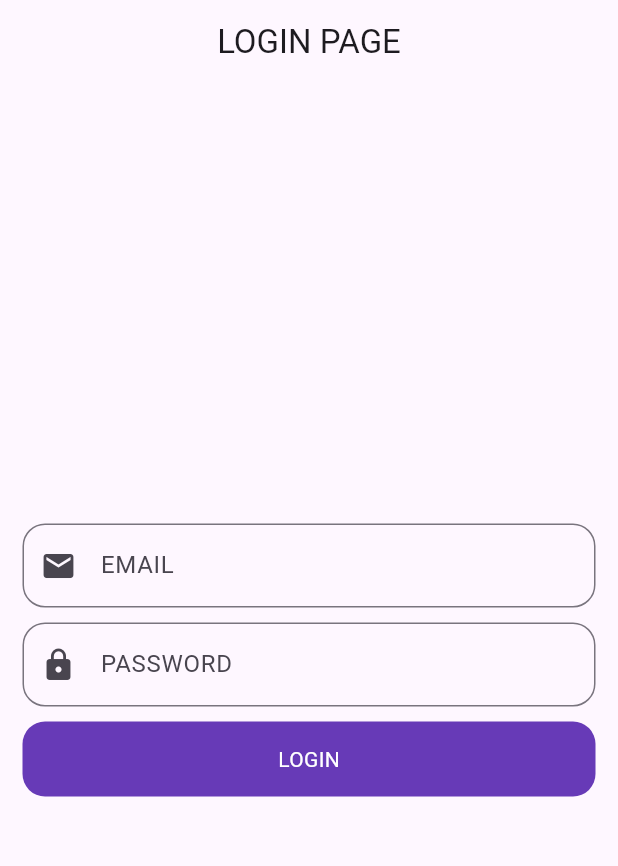
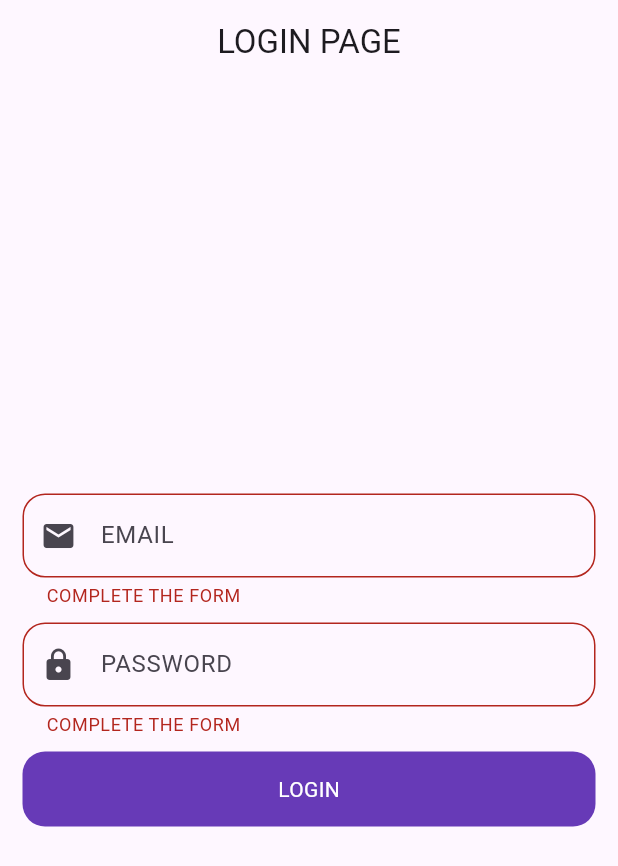
Before and after one commit to iam-talhaa/firebase_login-signup, a Flutter app: the screen it shows after launch, after a tap on "LOGIN", on a phone screen of 412 x 824 dp. Shown: the top 866 px of the screen. Run offline on Flutter 3.47's test engine with Material 3 defaults, Android fonts, the phone set to English and light mode, and no system bars; our stand-ins replace firebase_core; missing offline and left inert: dart:js; accounts and stored records are empty.

Commit message:
login / signup

```diff
--- a/lib/homepage.dart
+++ /dev/null
@@ -1,24 +0,0 @@
-import 'package:flutter/material.dart';
-
-class homePage extends StatefulWidget {
-  const homePage({super.key});
-
-  @override
-  State<homePage> createState() => _homePageState();
-}
-
-class _homePageState extends State<homePage> {
-  @override
-  Widget build(BuildContext context) {
-    return Scaffold(
-      appBar: AppBar(
-        title: Text('APPBAR'),
-        toolbarHeight: 200.0,
-        backgroundColor: Colors.cyan,
-      ),
-      body: Column(
-        children: [],
-      ),
-    );
-  }
-}
--- a/lib/ui/auth/login_auth.dart
+++ b/lib/ui/auth/login_auth.dart
@@ -10,6 +10,17 @@ class Login_screen extends StatefulWidget {
 }
 
 class _Login_screenState extends State<Login_screen> {
+  final form_key = GlobalKey<FormState>();
+  final EmailController = TextEditingController();
+  final PasswordController = TextEditingController();
+  @override
+  void initState() {
+    // TODO: implement initState
+    super.initState();
+    // EmailController.dispose();
+    // PasswordController.dispose();
+  }
+
   @override
   Widget build(BuildContext context) {
     return Scaffold(
@@ -20,18 +31,32 @@ class _Login_screenState extends State<Login_screen> {
       body: Padding(
         padding: const EdgeInsets.symmetric(horizontal: 15, vertical: 20),
         child: Column(mainAxisAlignment: MainAxisAlignment.center, children: [
+          Form(
+              key: form_key,
+              child: Column(
+                children: [
                   TEXTFORM(
+                    mycontroller: EmailController,
                     hinttext: 'EMAIL',
                     myIcon: Icon(Icons.mail),
                   ),
                   SizedBox(
                     height: 10,
                   ),
-          TEXTFORM(hinttext: 'PASSWORD', myIcon: Icon(Icons.lock)),
+                  TEXTFORM(
+                      mycontroller: PasswordController,
+                      hinttext: 'PASSWORD',
+                      myIcon: Icon(Icons.lock)),
                   SizedBox(
                     height: 10,
                   ),
-          Rounded_button(b_name: 'LOGIN', ontap: () {}),
+                ],
+              )),
+          Rounded_button(
+              b_name: 'LOGIN',
+              ontap: () {
+                if (form_key.currentState!.validate()) {}
+              }),
         ]),
       ),
     );
--- a/lib/widgets/textFormfield.dart
+++ b/lib/widgets/textFormfield.dart
@@ -1,13 +1,25 @@
 import 'package:flutter/material.dart';
 
 class TEXTFORM extends StatelessWidget {
+  TextEditingController mycontroller;
   final String hinttext;
   Icon myIcon;
-  TEXTFORM({super.key, required this.hinttext, required this.myIcon});
+  TEXTFORM(
+      {super.key,
+      required this.hinttext,
+      required this.myIcon,
+      required this.mycontroller});
 
   @override
   Widget build(BuildContext context) {
     return TextFormField(
+        validator: (value) {
+          if (value!.isEmpty) {
+            return 'COMPLETE THE FORM';
+          } else
+            return null;
+        },
+        controller: mycontroller,
         decoration: InputDecoration(
           hintText: hinttext,
           prefixIcon: myIcon,
```
Lines whose indentation alone changed are shown as unchanged.
